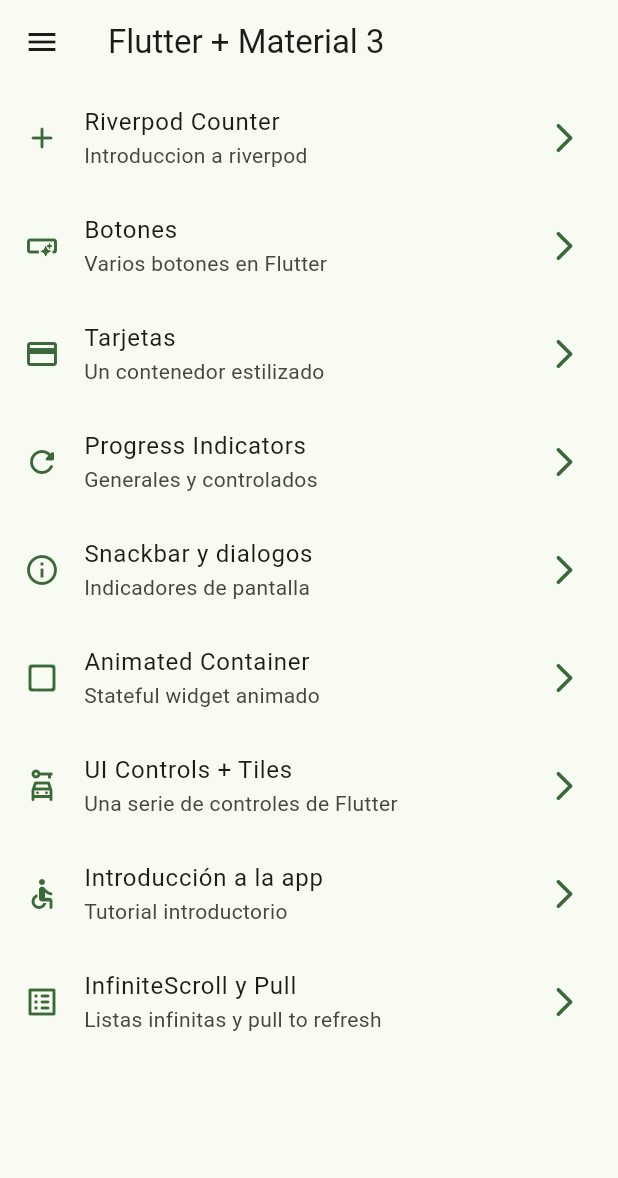
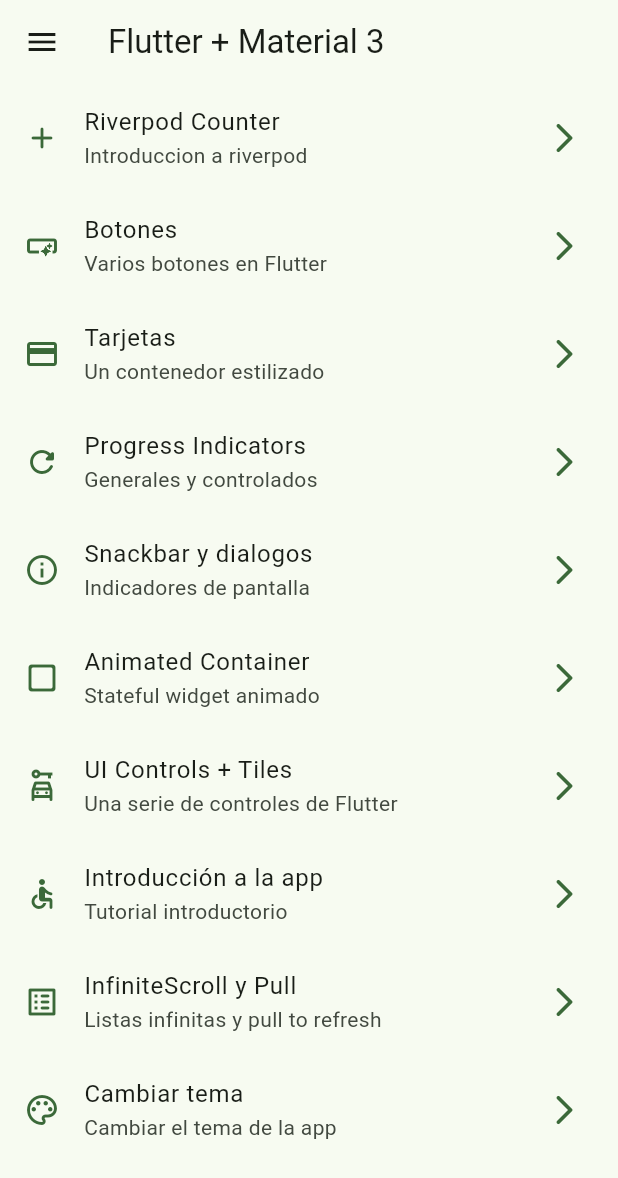
Before and after one commit to Minotriz02/flutterCourse, a Flutter app: the screen it shows after launch, on a phone screen of 412 x 824 dp. Shown: the top 1178 px of the screen. Run offline on Flutter 3.47's test engine with Material 3 defaults, Android fonts, the phone set to English and light mode, and no system bars; our stand-ins replace animate_do, dio, flutter_riverpod, go_router, video_player.

Commit message:
theme changer screen started

```diff
--- a/widgets_app/lib/config/menu/menu_items.dart
+++ b/widgets_app/lib/config/menu/menu_items.dart
@@ -59,4 +59,9 @@ const appMenuItems = <MenuItem>[
       subTitle: 'Listas infinitas y pull to refresh',
       link: '/infinite',
       icon: Icons.list_alt_rounded),
+  MenuItem(
+      title: 'Cambiar tema',
+      subTitle: 'Cambiar el tema de la app',
+      link: '/theme-changer',
+      icon: Icons.color_lens_outlined),
 ];
--- a/widgets_app/lib/config/router/app_router.dart
+++ b/widgets_app/lib/config/router/app_router.dart
@@ -54,5 +54,10 @@ final appRouter = GoRouter(
       name: CounterScreen.name,
       builder: (context, state) => const CounterScreen(),
     ),
+    GoRoute(
+      path: '/theme-changer',
+      name: ThemeChangerScreen.name,
+      builder: (context, state) => const ThemeChangerScreen(),
+    ),
   ],
 );
--- a/widgets_app/lib/presentation/providers/theme_provider.dart
+++ b/widgets_app/lib/presentation/providers/theme_provider.dart
@@ -1,3 +1,6 @@
 import 'package:flutter_riverpod/flutter_riverpod.dart';
+import 'package:widgets_app/config/theme/app_theme.dart';
 
 final isDarkmodeProvider = StateProvider((ref) => false);
+
+final colorListProvider = Provider((ref) => colorList);
--- a/widgets_app/lib/presentation/screens/screens.dart
+++ b/widgets_app/lib/presentation/screens/screens.dart
@@ -2,9 +2,10 @@ export 'package:widgets_app/presentation/screens/animated/animated_screen.dart';
 export 'package:widgets_app/presentation/screens/app_tutorial/app_tutorial_screen.dart';
 export 'package:widgets_app/presentation/screens/buttons/buttons_screen.dart';
 export 'package:widgets_app/presentation/screens/cards/cards_screen.dart';
+export 'package:widgets_app/presentation/screens/counter/counter_screen.dart';
 export 'package:widgets_app/presentation/screens/home/home_screen.dart';
 export 'package:widgets_app/presentation/screens/infinite_scroll/infinite_scroll_screen.dart';
 export 'package:widgets_app/presentation/screens/progress/progress_screen.dart';
 export 'package:widgets_app/presentation/screens/snackbar/snackbar_screen.dart';
+export 'package:widgets_app/presentation/screens/theme_changer/theme_changer_screen.dart';
 export 'package:widgets_app/presentation/screens/ui_controls/ui_controls_screen.dart';
-export 'package:widgets_app/presentation/screens/counter/counter_screen.dart';
```
Also changed, not shown: widgets_app/lib/presentation/screens/theme_changer/theme_changer_screen.dart (added, +57 -0 lines).
